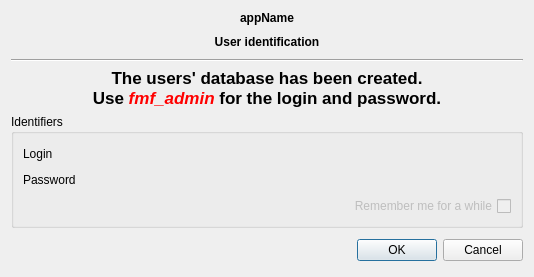
Old version of the form plugins/usermanagerplugin/widgets/useridentifier.ui in the repository FreeHealth/freehealth.
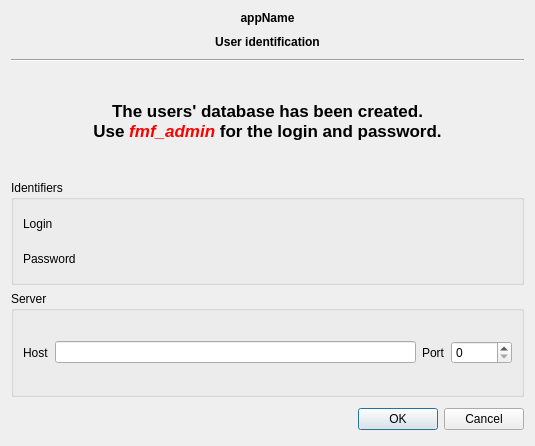
New version of the form. Custom widgets are drawn as their Qt base class.

Diff of the .ui file:
```diff
--- a/plugins/usermanagerplugin/widgets/useridentifier.ui
+++ b/plugins/usermanagerplugin/widgets/useridentifier.ui
@@ -6,8 +6,8 @@
    <rect>
     <x>0</x>
     <y>0</y>
-    <width>534</width>
-    <height>277</height>
+    <width>535</width>
+    <height>446</height>
    </rect>
   </property>
   <property name="windowTitle">
@@ -16,6 +16,12 @@
   <layout class="QGridLayout" name="gridLayout_3">
    <item row="0" column="0" colspan="2">
     <widget class="QLabel" name="lblAppName">
+     <property name="sizePolicy">
+      <sizepolicy hsizetype="Preferred" vsizetype="Fixed">
+       <horstretch>0</horstretch>
+       <verstretch>0</verstretch>
+      </sizepolicy>
+     </property>
      <property name="font">
       <font>
        <weight>75</weight>
@@ -32,6 +38,12 @@
    </item>
    <item row="1" column="0" colspan="2">
     <widget class="QLabel" name="lblAppName_2">
+     <property name="sizePolicy">
+      <sizepolicy hsizetype="Preferred" vsizetype="Fixed">
+       <horstretch>0</horstretch>
+       <verstretch>0</verstretch>
+      </sizepolicy>
+     </property>
      <property name="minimumSize">
       <size>
        <width>100</width>
@@ -79,25 +91,6 @@
         </property>
        </widget>
       </item>
-      <item row="2" column="0" colspan="2">
-       <widget class="QCheckBox" name="chkRemember">
-        <property name="enabled">
-         <bool>false</bool>
-        </property>
-        <property name="layoutDirection">
-         <enum>Qt::RightToLeft</enum>
-        </property>
-        <property name="autoFillBackground">
-         <bool>false</bool>
-        </property>
-        <property name="text">
-         <string>Remember me for a while</string>
-        </property>
-        <property name="tristate">
-         <bool>false</bool>
-        </property>
-       </widget>
-      </item>
       <item row="0" column="1">
        <widget class="Utils::LineEditEchoSwitcher" name="login" native="true">
         <property name="minimumSize">
@@ -121,7 +114,7 @@
      </layout>
     </widget>
    </item>
-   <item row="6" column="0" colspan="2">
+   <item row="7" column="0" colspan="2">
     <widget class="QDialogButtonBox" name="buttonBox">
      <property name="minimumSize">
       <size>
@@ -139,6 +132,12 @@
    </item>
    <item row="4" column="0" colspan="2">
     <widget class="QLabel" name="newlyMessage">
+     <property name="sizePolicy">
+      <sizepolicy hsizetype="Preferred" vsizetype="Fixed">
+       <horstretch>0</horstretch>
+       <verstretch>0</verstretch>
+      </sizepolicy>
+     </property>
      <property name="minimumSize">
       <size>
        <width>100</width>
@@ -167,6 +166,39 @@
      </property>
     </widget>
    </item>
+   <item row="6" column="0" colspan="2">
+    <widget class="QGroupBox" name="groupServer">
+     <property name="title">
+      <string>Server</string>
+     </property>
+     <layout class="QGridLayout" name="gridLayout_2">
+      <item row="0" column="0">
+       <widget class="QLabel" name="label_3">
+        <property name="text">
+         <string>Host</string>
+        </property>
+       </widget>
+      </item>
+      <item row="0" column="1">
+       <widget class="QLineEdit" name="host"/>
+      </item>
+      <item row="0" column="2">
+       <widget class="QLabel" name="label_4">
+        <property name="text">
+         <string>Port</string>
+        </property>
+       </widget>
+      </item>
+      <item row="0" column="3">
+       <widget class="QSpinBox" name="port">
+        <property name="maximum">
+         <number>10000</number>
+        </property>
+       </widget>
+      </item>
+     </layout>
+    </widget>
+   </item>
   </layout>
  </widget>
  <customwidgets>
```
Left out of the diff: 1 changed line with no effect on the pictures.
